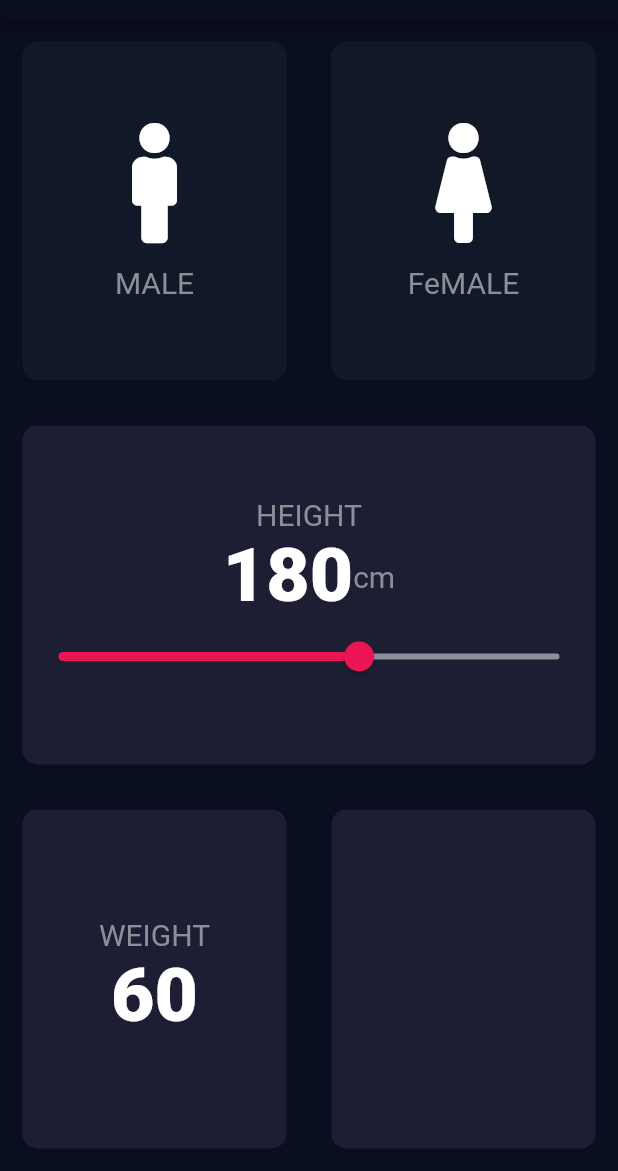
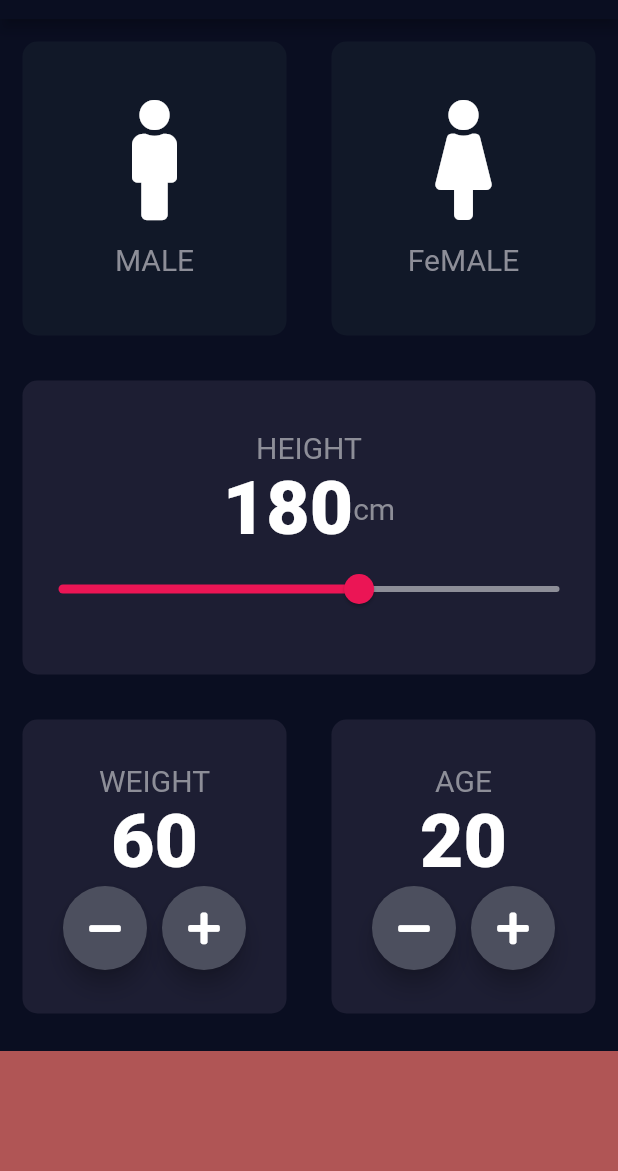
Before and after one commit to I-am-Zain/bmi_calculator_flutter, a Flutter app: the screen it shows after launch, on a phone screen of 412 x 824 dp, the part 65-1236 px from its top. Run offline on Flutter 3.47's test engine with Material 2 defaults, Android fonts, the phone set to English and light mode, and no system bars; our stand-ins replace font_awesome_flutter.

Commit message:
lecture 67 part13 DONE! (custom creation)

```diff
--- a/lib/inputPage.dart
+++ b/lib/inputPage.dart
@@ -129,7 +129,27 @@ class _InputPageState extends State<InputPage> {
                         ),
                         Row(
                           mainAxisAlignment: MainAxisAlignment.center,
-                          children: [],
+                          children: [
+                            RoundIcon(
+                              iconData: FontAwesomeIcons.minus,
+                              onPress: () {
+                                setState(() {
+                                  sliderWeight--;
+                                });
+                              },
+                            ),
+                            SizedBox(
+                              width: 10.0,
+                            ),
+                            RoundIcon(
+                              iconData: FontAwesomeIcons.plus,
+                              onPress: () {
+                                setState(() {
+                                  sliderWeight++;
+                                });
+                              },
+                            ),
+                          ],
                         ),
                       ],
                     ),
@@ -138,13 +158,77 @@ class _InputPageState extends State<InputPage> {
                 Expanded(
                   child: RepeatContainerCode(
                     colors: Color(0xff1d1e33),
+                    cardWidget: Column(
+                      mainAxisAlignment: MainAxisAlignment.center,
+                      children: [
+                        Text(
+                          'AGE',
+                          style: kLabelStyle,
+                        ),
+                        Text(
+                          sliderAge.toString(),
+                          style: kNumTextStyle,
+                        ),
+                        Row(
+                          mainAxisAlignment: MainAxisAlignment.center,
+                          children: [
+                            RoundIcon(
+                              iconData: FontAwesomeIcons.minus,
+                              onPress: () {
+                                setState(() {
+                                  sliderAge--;
+                                });
+                              },
+                            ),
+                            SizedBox(
+                              width: 10.0,
+                            ),
+                            RoundIcon(
+                              iconData: FontAwesomeIcons.plus,
+                              onPress: () {
+                                setState(() {
+                                  sliderAge++;
+                                });
+                              },
+                            ),
+                          ],
+                        )
+                      ],
+                    ),
                   ),
                 ),
               ],
             ),
+          ),
+          Container(
+            color: Color(0xffeb15555),
+            margin: EdgeInsets.only(top: 10.0),
+            width: double.infinity,
+            height: 80.0,
           ),
         ],
       ),
     );
   }
 }
+
+class RoundIcon extends StatelessWidget {
+  RoundIcon({@required this.iconData, this.onPress});
+  final IconData iconData;
+  final Function onPress;
+
+  @override
+  Widget build(BuildContext context) {
+    return RawMaterialButton(
+      child: Icon(iconData),
+      onPressed: onPress,
+      elevation: 6.0,
+      constraints: BoxConstraints.tightFor(
+        height: 56.0,
+        width: 56.0,
+      ),
+      shape: CircleBorder(),
+      fillColor: Color(0xFF4C4F5E),
+    );
+  }
+}
```
